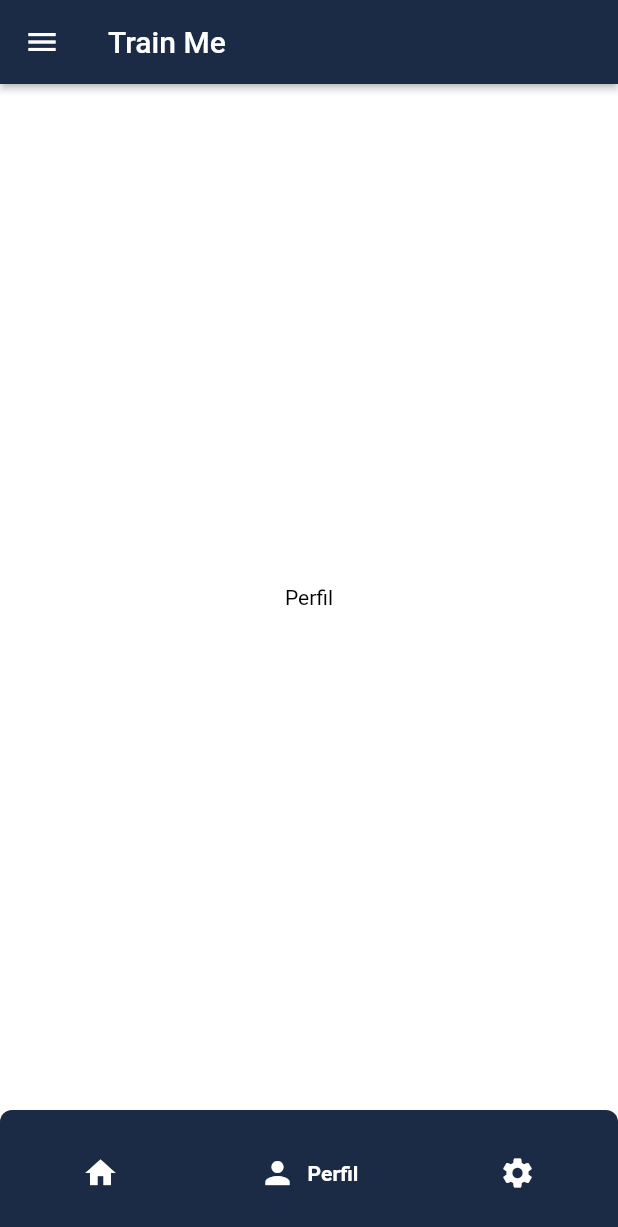
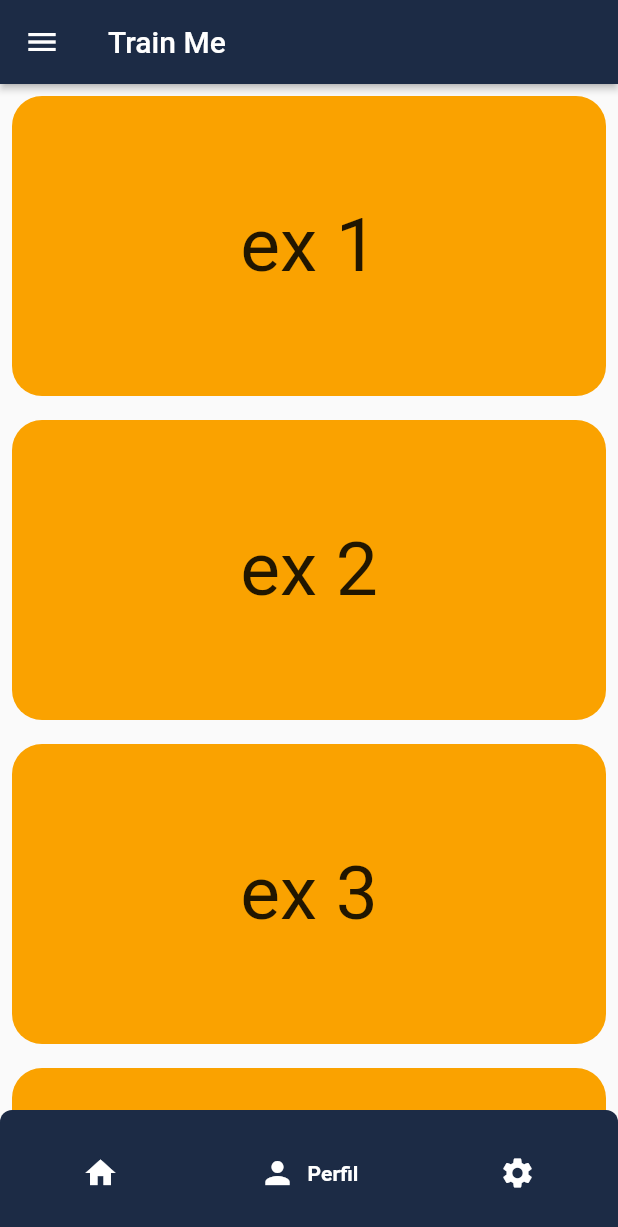
Before and after one commit to plcrisp/trainMe, a Flutter app: the TrainMe screen opened directly, item 2 of the bottom bar chosen, on a phone screen of 412 x 824 dp. Shown: the top 1227 px of the screen. Run offline on Flutter 3.47's test engine with Material 2 defaults, Android fonts, the phone set to English and light mode, and no system bars; drawn by our look-alikes of google_nav_bar; our stand-ins replace cloud_firestore, firebase_auth, firebase_core; accounts and stored records are empty.

Commit message:
comecei a criar a pagina de exercicios, montando os cards

```diff
--- /dev/null
+++ b/lib/componentes/square.dart
@@ -0,0 +1,26 @@
+import 'package:flutter/material.dart';
+
+class MySquare extends StatelessWidget {
+  final child;
+  const MySquare({super.key, required this.child});
+
+  @override
+  Widget build(BuildContext context) {
+    return Padding(
+      padding: const EdgeInsets.all(8),
+      child: ClipRRect(
+        borderRadius: BorderRadius.circular(20),
+        child: Container(
+          height: 200,
+          color: Color.fromRGBO(250, 162, 0, 1),
+          child: Center(
+            child: Text(
+              child,
+              style: TextStyle(fontSize: 50),
+            ),
+          ),
+        ),
+      ),
+    );
+  }
+}
--- /dev/null
+++ b/lib/screen/exercises.dart
@@ -0,0 +1,25 @@
+import 'package:academia/componentes/square.dart';
+import 'package:flutter/material.dart';
+
+class Exercises extends StatelessWidget {
+  Exercises({super.key});
+
+  final List _ex = [
+    'ex 1',
+    'ex 2',
+    'ex 3',
+    'ex 4',
+    'ex 5',
+  ];
+
+  @override
+  Widget build(BuildContext context) {
+    return Scaffold(
+      body: ListView.builder(
+          itemCount: _ex.length,
+          itemBuilder: (context, index) {
+            return MySquare(child: _ex[index]);
+          }),
+    );
+  }
+}
--- a/lib/screen/train_me_page.dart
+++ b/lib/screen/train_me_page.dart
@@ -1,4 +1,5 @@
 import 'package:academia/auth/auth_page.dart';
+import 'package:academia/screen/exercises.dart';
 import 'package:firebase_auth/firebase_auth.dart';
 import 'package:flutter/material.dart';
 import 'package:google_nav_bar/google_nav_bar.dart';
@@ -15,10 +16,7 @@ final tabs = [
     color: Colors.white, // Substitua 'Colors.red' pela cor que você deseja
     child: Center(child: Text('Home', style: TextStyle(color: Colors.black))),
   ),
-  Container(
-    color: Colors.white, // Substitua 'Colors.green' pela cor que você deseja
-    child: Center(child: Text('Perfil', style: TextStyle(color: Colors.black))),
-  ),
+  Exercises(),
   Container(
     color: Colors.white, // Substitua 'Colors.blue' pela cor que você deseja
     child: Center(child: Text('Config', style: TextStyle(color: Colors.black))),
--- a/pubspec.yaml
+++ b/pubspec.yaml
@@ -68,6 +68,7 @@ flutter:
   assets:
     - assets/images/Prep.png
     - assets/images/Prep_Gym.png
+    - assets/images/logo.png
   #   - images/a_dot_burr.jpeg
   #   - images/a_dot_ham.jpeg
 
```
Also changed, not shown: lib/screen/login_page.dart (+17 -7 lines), lib/screen/register_page.dart (+16 -7 lines), assets/images/logo.png (added).
